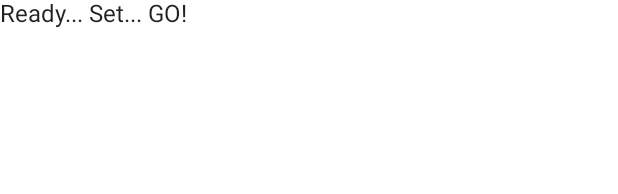
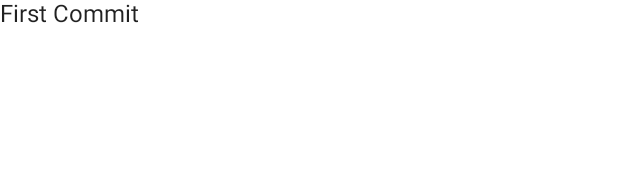
Before and after one commit to EvanescentApps/Minimalist-countdown-Jetpack, an Android app built with Jetpack Compose: the @Preview function LightPreview, on a phone screen of 412 x 824 dp. Shown: the top 194 px of the screen. Run offline under Robolectric (Android 15) with nearby library versions, the phone set to English and light mode, and no system bars.

Commit message:
First Commit

```diff
--- a/app/src/main/java/com/example/androiddevchallenge/MainActivity.kt
+++ b/app/src/main/java/com/example/androiddevchallenge/MainActivity.kt
@@ -40,7 +40,7 @@ class MainActivity : AppCompatActivity() {
 @Composable
 fun MyApp() {
     Surface(color = MaterialTheme.colors.background) {
-        Text(text = "Ready... Set... GO!")
+        Text(text = "First Commit")
     }
 }
 
```
